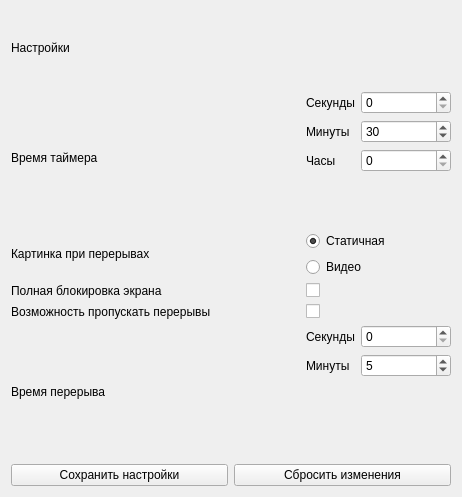
Above: ui/settings.ui from waire-p/EyeSA before the change. Below: the same form after it.
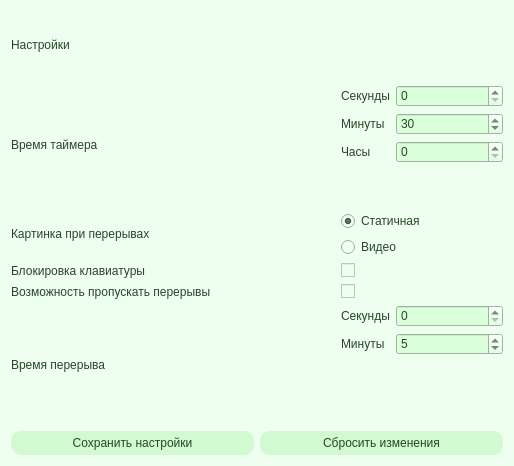
That is the form after the change.

Commit message: + немного дизайна + параметр screen_lock --> keyboard_lock + Увод мыши при перерыве + блокировка клавиатуры

The edit to the form file:
```diff
--- a/ui/settings.ui
+++ b/ui/settings.ui
@@ -6,13 +6,35 @@
    <rect>
     <x>0</x>
     <y>0</y>
-    <width>462</width>
-    <height>497</height>
+    <width>514</width>
+    <height>466</height>
    </rect>
   </property>
   <property name="windowTitle">
    <string>Настройки</string>
   </property>
+  <property name="styleSheet">
+   <string notr="true">QWidget{
+font: 16pt &quot;Bahnschrift&quot;;
+background-color: rgb(239, 255, 239);
+color: rgb(40, 70, 40);
+}
+QPushButton{
+border-radius: 10px;
+transition: .2s linear;
+background-color: rgb(209, 250, 209);
+padding:5px;
+padding-left: 10px;
+padding-right: 10px;
+min-width: 140px;
+}
+QSpinBox{
+background-color: rgb(219, 255, 219);
+}
+QCheckBox{
+
+}</string>
+  </property>
   <layout class="QVBoxLayout" name="verticalLayout_3">
    <item>
     <layout class="QVBoxLayout" name="verticalLayout" stretch="1,5,0">
@@ -28,7 +50,7 @@
        <item row="2" column="0">
         <widget class="QLabel" name="label_4">
          <property name="text">
-          <string>Полная блокировка экрана</string>
+          <string>Блокировка клавиатуры</string>
          </property>
         </widget>
        </item>
@@ -203,6 +225,9 @@
       <layout class="QHBoxLayout" name="horizontalLayout">
        <item>
         <widget class="QPushButton" name="save_button">
+         <property name="styleSheet">
+          <string notr="true"/>
+         </property>
          <property name="text">
           <string>Сохранить настройки</string>
          </property>
@@ -210,6 +235,10 @@
        </item>
        <item>
         <widget class="QPushButton" name="reset_button">
+         <property name="styleSheet">
+          <string notr="true">
+</string>
+         </property>
          <property name="text">
           <string>Сбросить изменения</string>
          </property>
```
Left out of the diff: 2 changed lines with no effect on the pictures. The commit also changes 10 other files.
